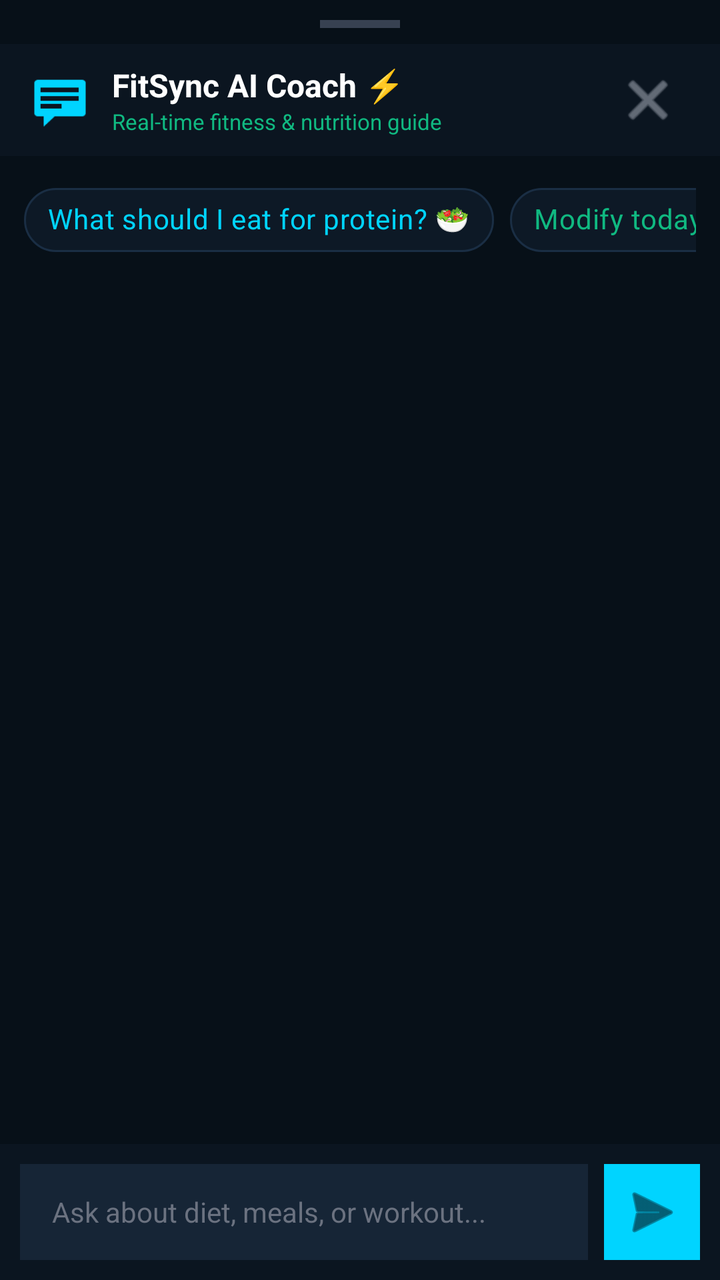
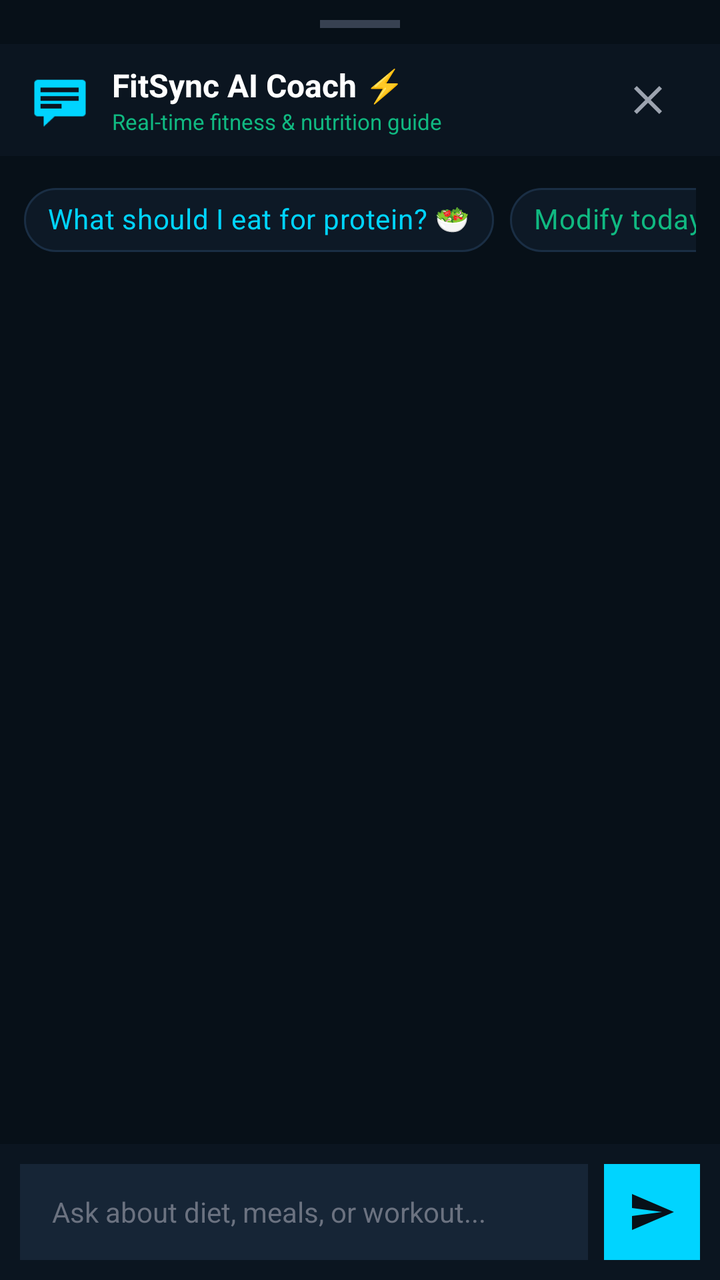

An Android layout rendered at two revisions. The XML below is the earlier revision; the diff shows what the commit changed to produce the second picture.
<!-- AndroidManifest.xml: application theme Theme.FitSync -->
<!-- res/layout/bottom_sheet_ai_chat.xml -->
<?xml version="1.0" encoding="utf-8"?>
<LinearLayout
    xmlns:android="http://schemas.android.com/apk/res/android"
    xmlns:app="http://schemas.android.com/apk/res-auto"
    android:layout_width="match_parent"
    android:layout_height="match_parent"
    android:orientation="vertical"
    android:background="#071018">

    
    <View
        android:layout_width="40dp"
        android:layout_height="4dp"
        android:layout_gravity="center_horizontal"
        android:layout_marginTop="10dp"
        android:layout_marginBottom="8dp"
        android:background="#374151" />

    
    <RelativeLayout
        android:layout_width="match_parent"
        android:layout_height="56dp"
        android:background="#0B1520"
        android:paddingHorizontal="16dp">

        <LinearLayout
            android:layout_width="wrap_content"
            android:layout_height="match_parent"
            android:gravity="center_vertical"
            android:orientation="horizontal">
            <ImageView
                android:layout_width="28dp"
                android:layout_height="28dp"
                android:src="@android:drawable/stat_notify_chat"
                app:tint="#00D4FF" />
            <LinearLayout
                android:layout_width="wrap_content"
                android:layout_height="wrap_content"
                android:layout_marginStart="12dp"
                android:orientation="vertical">
                <TextView
                    android:layout_width="wrap_content"
                    android:layout_height="wrap_content"
                    android:text="FitSync AI Coach ⚡"
                    android:textColor="#FFFFFF"
                    android:textSize="16sp"
                    android:textStyle="bold" />
                <TextView
                    android:layout_width="wrap_content"
                    android:layout_height="wrap_content"
                    android:text="Real-time fitness &amp; nutrition guide"
                    android:textColor="#10B981"
                    android:textSize="11sp" />
            </LinearLayout>
        </LinearLayout>

        <ImageButton
            android:id="@+id/btnCloseChat"
            android:layout_width="40dp"
            android:layout_height="40dp"
            android:layout_alignParentEnd="true"
            android:layout_centerVertical="true"
            android:background="?attr/selectableItemBackgroundBorderless"
            android:src="@android:drawable/ic_menu_close_clear_cancel"
            app:tint="#9CA3AF" />
    </RelativeLayout>

    
    <HorizontalScrollView
        android:layout_width="match_parent"
        android:layout_height="wrap_content"
        android:paddingHorizontal="12dp"
        android:paddingVertical="8dp"
        android:scrollbars="none">
        <LinearLayout
            android:id="@+id/llSuggestionChips"
            android:layout_width="wrap_content"
            android:layout_height="wrap_content"
            android:orientation="horizontal">

            <com.google.android.material.chip.Chip
                android:id="@+id/chipProtein"
                android:layout_width="wrap_content"
                android:layout_height="wrap_content"
                android:text="What should I eat for protein? 🥗"
                android:textColor="#00D4FF"
                app:chipBackgroundColor="#0D1926"
                app:chipStrokeColor="#1A2E44"
                app:chipStrokeWidth="1dp"
                android:layout_marginEnd="8dp"/>

            <com.google.android.material.chip.Chip
                android:id="@+id/chipModifyWorkout"
                android:layout_width="wrap_content"
                android:layout_height="wrap_content"
                android:text="Modify today's workout 🏋️"
                android:textColor="#10B981"
                app:chipBackgroundColor="#0D1926"
                app:chipStrokeColor="#1A2E44"
                app:chipStrokeWidth="1dp"
                android:layout_marginEnd="8dp"/>

            <com.google.android.material.chip.Chip
                android:id="@+id/chipKneePain"
                android:layout_width="wrap_content"
                android:layout_height="wrap_content"
                android:text="I have knee pain 🩺"
                android:textColor="#F59E0B"
                app:chipBackgroundColor="#0D1926"
                app:chipStrokeColor="#1A2E44"
                app:chipStrokeWidth="1dp"/>
        </LinearLayout>
    </HorizontalScrollView>

    
    <androidx.recyclerview.widget.RecyclerView
        android:id="@+id/rvAiChatMessages"
        android:layout_width="match_parent"
        android:layout_height="0dp"
        android:layout_weight="1"
        android:clipToPadding="false"
        android:padding="12dp" />

    
    <LinearLayout
        android:id="@+id/llTypingIndicator"
        android:layout_width="match_parent"
        android:layout_height="wrap_content"
        android:gravity="center_vertical"
        android:paddingHorizontal="16dp"
        android:paddingVertical="6dp"
        android:visibility="gone">
        <ProgressBar
            android:layout_width="18dp"
            android:layout_height="18dp"
            android:indeterminateTint="#00D4FF" />
        <TextView
            android:layout_width="wrap_content"
            android:layout_height="wrap_content"
            android:layout_marginStart="10dp"
            android:text="AI Coach is thinking... 🧠✨"
            android:textColor="#00D4FF"
            android:textSize="12sp" />
    </LinearLayout>

    
    <LinearLayout
        android:id="@+id/llErrorRetry"
        android:layout_width="match_parent"
        android:layout_height="wrap_content"
        android:background="#2E1216"
        android:gravity="center_vertical"
        android:orientation="horizontal"
        android:paddingHorizontal="16dp"
        android:paddingVertical="8dp"
        android:visibility="gone">
        <TextView
            android:id="@+id/tvErrorMessage"
            android:layout_width="0dp"
            android:layout_height="wrap_content"
            android:layout_weight="1"
            android:text="Failed to get AI response."
            android:textColor="#F87171"
            android:textSize="12sp" />
        <com.google.android.material.button.MaterialButton
            android:id="@+id/btnRetryChat"
            android:layout_width="wrap_content"
            android:layout_height="36dp"
            android:text="Retry"
            android:textColor="#FFFFFF"
            android:textSize="11sp"
            app:backgroundTint="#EF4444"
            app:cornerRadius="8dp" />
    </LinearLayout>

    
    <LinearLayout
        android:layout_width="match_parent"
        android:layout_height="wrap_content"
        android:background="#0B1520"
        android:gravity="center_vertical"
        android:orientation="horizontal"
        android:padding="10dp">

        <EditText
            android:id="@+id/etChatInput"
            android:layout_width="0dp"
            android:layout_height="48dp"
            android:layout_weight="1"
            android:background="#162536"
            android:hint="Ask about diet, meals, or workout..."
            android:paddingHorizontal="16dp"
            android:textColor="#FFFFFF"
            android:textColorHint="#6B7280"
            android:textSize="14sp" />

        <ImageButton
            android:id="@+id/btnSendChat"
            android:layout_width="48dp"
            android:layout_height="48dp"
            android:layout_marginStart="8dp"
            android:background="#00D4FF"
            android:src="@android:drawable/ic_menu_send"
            app:tint="#071018" />
    </LinearLayout>

</LinearLayout>
<!-- resources referenced by this layout -->
<resources>
  <style name="Theme.FitSync" parent="Theme.MaterialComponents.DayNight.NoActionBar">
  
          <item name="colorPrimary">#00E5FF</item> <item name="colorPrimaryVariant">#00B0FF</item>
          <item name="colorOnPrimary">#FFFFFF</item>
  
          <item name="android:windowBackground">#0B0E14</item>
          <item name="android:statusBarColor">#0B0E14</item>
  
          <item name="materialButtonStyle">@style/Widget.FitSync.Button</item>
      </style>
  <style name="Widget.FitSync.Button" parent="Widget.MaterialComponents.Button">
          <item name="backgroundTint">@null</item>
      </style>
</resources>

<!-- the commit's change to res/layout/bottom_sheet_ai_chat.xml (unified diff, before → after) -->
@@ -61,7 +61,7 @@
             android:layout_alignParentEnd="true"
             android:layout_centerVertical="true"
             android:background="?attr/selectableItemBackgroundBorderless"
-            android:src="@android:drawable/ic_menu_close_clear_cancel"
+            android:src="@drawable/ic_close"
             app:tint="#9CA3AF" />
     </RelativeLayout>
 
@@ -200,7 +200,7 @@
             android:layout_height="48dp"
             android:layout_marginStart="8dp"
             android:background="#00D4FF"
-            android:src="@android:drawable/ic_menu_send"
+            android:src="@drawable/ic_send"
             app:tint="#071018" />
     </LinearLayout>
 
<!-- resource entries referenced after the edit -->
@@ -1,5 +1,27 @@
 <!-- resources referenced by this layout -->
 <resources>
+  <!-- drawable ic_close (drawable) -->
+  <vector xmlns:android="http://schemas.android.com/apk/res/android"
+      android:width="24dp"
+      android:height="24dp"
+      android:viewportWidth="24"
+      android:viewportHeight="24"
+      android:tint="?attr/colorControlNormal">
+      <path
+          android:fillColor="@android:color/white"
+          android:pathData="M19,6.41L17.59,5 12,10.59 6.41,5 5,6.41 10.59,12 5,17.59 6.41,19 12,13.41 17.59,19 19,17.59 13.41,12z"/>
+  </vector>
+  <!-- drawable ic_send (drawable) -->
+  <vector xmlns:android="http://schemas.android.com/apk/res/android"
+      android:width="24dp"
+      android:height="24dp"
+      android:viewportWidth="24"
+      android:viewportHeight="24"
+      android:tint="?attr/colorControlNormal">
+      <path
+          android:fillColor="@android:color/white"
+          android:pathData="M2.01,21L23,12 2.01,3 2,10l15,2 -15,2z"/>
+  </vector>
   <style name="Theme.FitSync" parent="Theme.MaterialComponents.DayNight.NoActionBar">
   
           <item name="colorPrimary">#00E5FF</item> <item name="colorPrimaryVariant">#00B0FF</item>
